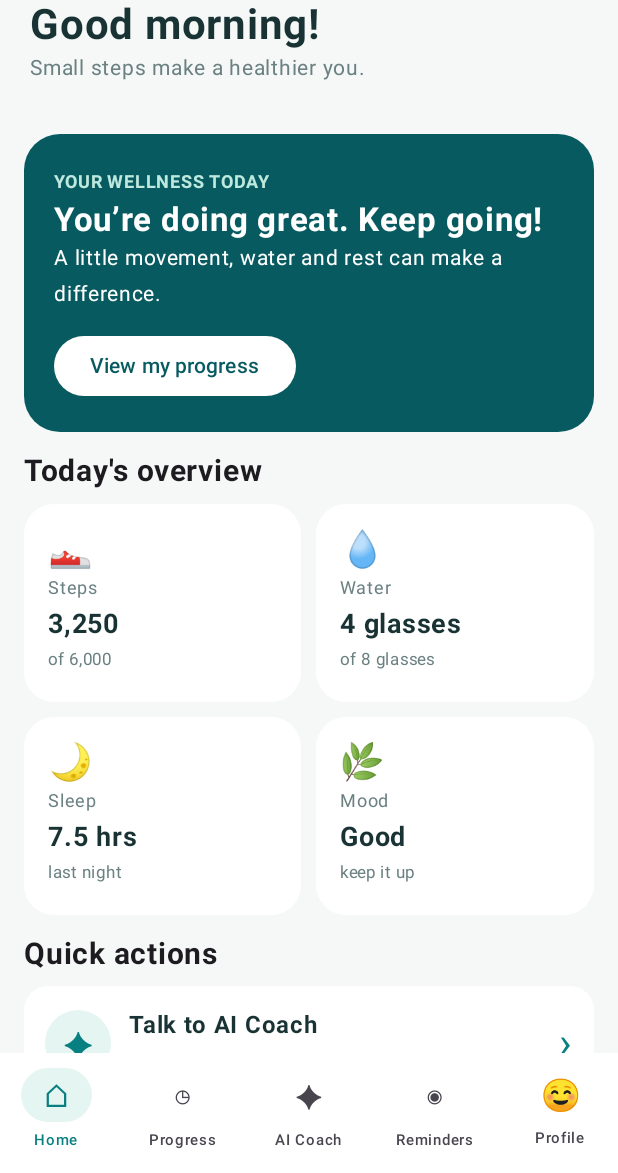
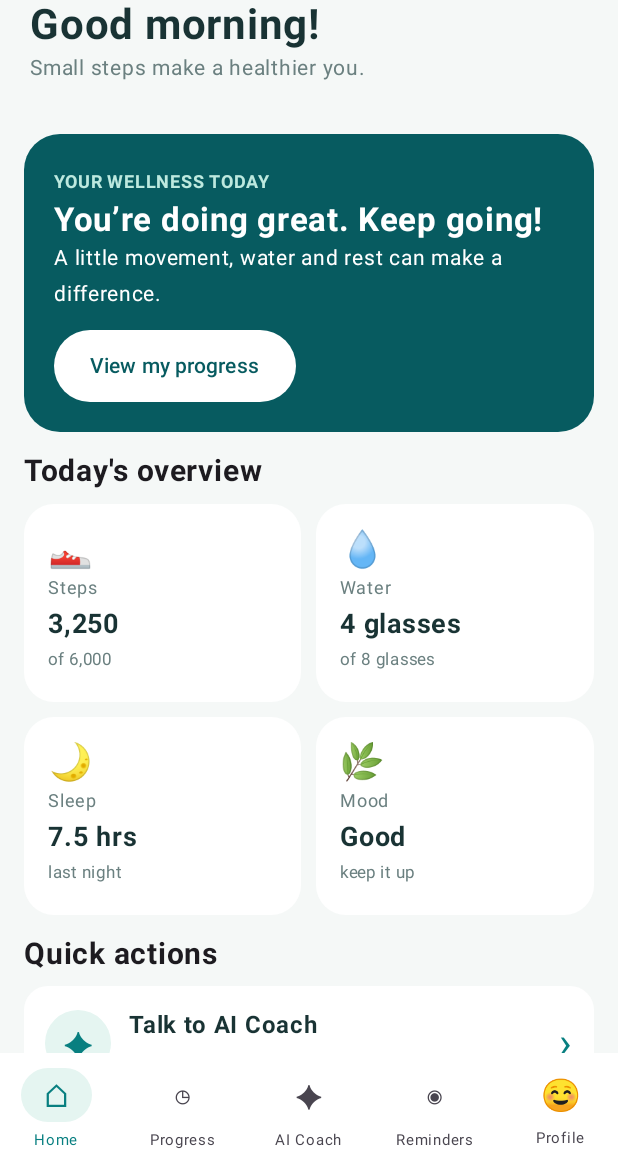
Before and after one commit to sanskruti01study-hub/HealthVista, an Android app built with Jetpack Compose: the screen it shows after launch (MainActivity), on a phone screen of 412 x 824 dp, the part 63-1236 px from its top. Run offline under Robolectric (Android 15) with nearby library versions, the phone set to English and light mode, and no system bars.

Commit message:
Update MainActivity.kt

```diff
--- a/app/src/main/java/com/healthvista/app/MainActivity.kt
+++ b/app/src/main/java/com/healthvista/app/MainActivity.kt
@@ -13,6 +13,7 @@ import androidx.compose.foundation.shape.CircleShape
 import androidx.compose.foundation.shape.RoundedCornerShape
 import androidx.compose.material3.*
 import androidx.compose.runtime.*
+import androidx.compose.runtime.saveable.rememberSaveable
 import androidx.compose.ui.Alignment
 import androidx.compose.ui.Modifier
 import androidx.compose.ui.graphics.Color
@@ -44,23 +45,26 @@ private enum class Tab(val title: String, val icon: String) {
 @Composable
 private fun HealthVistaApp() {
     var tab by remember { mutableStateOf(Tab.Home) }
-    var elder by remember { mutableStateOf(false) }
+    var elder by rememberSaveable { mutableStateOf(false) }
     var question by remember { mutableStateOf("") }
     var chat by remember { mutableStateOf(listOf("Hello! I’m your HealthVista wellness coach. How can I help today?")) }
     var newReminder by remember { mutableStateOf("") }
     var reminders by remember { mutableStateOf(listOf("Drink a glass of water", "Take a 10-minute walk", "Prepare for bedtime")) }
-    val scale = if (elder) 1.18f else 1f
+    val scale = if (elder) 1.25f else 1f
 
     MaterialTheme(colorScheme = lightColorScheme(primary = Teal, secondary = DarkTeal, background = Page, surface = Color.White, onSurface = Ink)) {
         Scaffold(
             containerColor = Page,
             bottomBar = {
-                NavigationBar(containerColor = Color.White) {
+                NavigationBar(
+                    modifier = Modifier.height(if (elder) 88.dp else 80.dp),
+                    containerColor = Color.White
+                ) {
                     Tab.values().forEach { item ->
                         NavigationBarItem(
                             selected = tab == item, onClick = { tab = item },
-                            icon = { Text(item.icon, fontSize = if (elder) 25.sp else 21.sp) },
-                            label = { Text(item.title, fontSize = if (elder) 12.sp else 10.sp) },
+                            icon = { Text(item.icon, fontSize = if (elder) 28.sp else 21.sp) },
+                            label = { Text(item.title, fontSize = if (elder) 13.sp else 10.sp, fontWeight = if (elder) FontWeight.SemiBold else FontWeight.Normal) },
                             colors = NavigationBarItemDefaults.colors(selectedIconColor = Teal, selectedTextColor = Teal, indicatorColor = Mint)
                         )
                     }
@@ -114,7 +118,11 @@ private fun HomeScreen(scale: Float, elder: Boolean, go: (Tab) -> Unit) {
                     Text("You’re doing great. Keep going!", color = Color.White, fontSize = (22 * scale).sp, fontWeight = FontWeight.Bold)
                     Text("A little movement, water and rest can make a difference.", color = Color.White, fontSize = (14 * scale).sp)
                     Spacer(Modifier.height(12.dp))
-                    Button(onClick = { go(Tab.Progress) }, colors = ButtonDefaults.buttonColors(containerColor = Color.White, contentColor = DarkTeal)) { Text("View my progress") }
+                    Button(
+                        onClick = { go(Tab.Progress) },
+                        modifier = Modifier.heightIn(min = if (elder) 56.dp else 48.dp),
+                        colors = ButtonDefaults.buttonColors(containerColor = Color.White, contentColor = DarkTeal)
+                    ) { Text("View my progress", fontSize = (14 * scale).sp) }
                 }
             }
         }
@@ -223,7 +231,7 @@ private fun CoachScreen(scale: Float, question: String, onQuestion: (String) ->
         Row(Modifier.fillMaxWidth().padding(12.dp), verticalAlignment = Alignment.CenterVertically) {
             OutlinedTextField(question, onQuestion, Modifier.weight(1f), placeholder = { Text("Type your question…") }, shape = RoundedCornerShape(18.dp), maxLines = 3)
             Spacer(Modifier.width(8.dp))
-            Button(onClick = send, shape = CircleShape, contentPadding = PaddingValues(15.dp)) { Text("➤") }
+            Button(onClick = send, modifier = Modifier.size(if (scale > 1f) 60.dp else 48.dp), shape = CircleShape, contentPadding = PaddingValues(15.dp)) { Text("➤", fontSize = (18 * scale).sp) }
         }
         Text("Prototype chat uses sample responses, not medical advice.", Modifier.padding(horizontal = 16.dp), color = Muted, fontSize = 10.sp)
     }
@@ -236,7 +244,7 @@ private fun ReminderScreen(scale: Float, text: String, onText: (String) -> Unit,
         Row(Modifier.fillMaxWidth().padding(horizontal = 16.dp), verticalAlignment = Alignment.CenterVertically) {
             OutlinedTextField(text, onText, Modifier.weight(1f), placeholder = { Text("Add a reminder") }, shape = RoundedCornerShape(16.dp), singleLine = true)
             Spacer(Modifier.width(8.dp))
-            Button(onClick = add, modifier = Modifier.height(54.dp)) { Text("Add") }
+            Button(onClick = add, modifier = Modifier.height(if (scale > 1f) 60.dp else 54.dp)) { Text("Add", fontSize = (14 * scale).sp) }
         }
         Text("TODAY", Modifier.padding(start = 20.dp, top = 20.dp, bottom = 10.dp), color = Teal, fontWeight = FontWeight.Bold, fontSize = 12.sp)
         LazyColumn(contentPadding = PaddingValues(horizontal = 16.dp), verticalArrangement = Arrangement.spacedBy(10.dp)) {
@@ -245,7 +253,7 @@ private fun ReminderScreen(scale: Float, text: String, onText: (String) -> Unit,
                     Row(Modifier.fillMaxWidth().padding(14.dp), verticalAlignment = Alignment.CenterVertically) {
                         Text("◉", color = Teal, fontSize = 23.sp)
                         Text(item, Modifier.weight(1f).padding(horizontal = 12.dp), color = Ink, fontSize = (15 * scale).sp)
-                        TextButton(onClick = { remove(item) }) { Text("Done") }
+                        TextButton(onClick = { remove(item) }, modifier = Modifier.heightIn(min = if (scale > 1f) 52.dp else 40.dp)) { Text("Done", fontSize = (14 * scale).sp) }
                     }
                 }
             }
@@ -277,7 +285,11 @@ private fun ProfileScreen(scale: Float, elder: Boolean, onElder: (Boolean) -> Un
                         Text("Elder Mode", fontSize = (16 * scale).sp, fontWeight = FontWeight.Bold)
                         Text("Large text, large buttons and simpler navigation", color = Muted, fontSize = (12 * scale).sp)
                     }
-                    Switch(checked = elder, onCheckedChange = onElder)
+                    Switch(
+                        checked = elder,
+                        onCheckedChange = onElder,
+                        modifier = Modifier.sizeIn(minWidth = 56.dp, minHeight = 48.dp)
+                    )
                 }
                 HorizontalDivider(Modifier.padding(vertical = 10.dp), color = Mint)
                 Text("Turn this on for larger text and clearer controls across the app.", color = Muted, fontSize = (13 * scale).sp)
```
